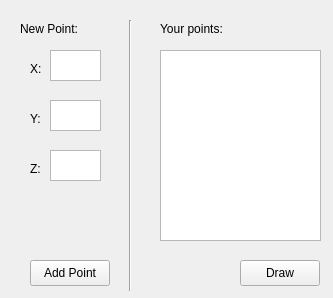
Old version of the form sgi/qt_designer/new_wireframe.ui in the repository lzacchi/INE5420.
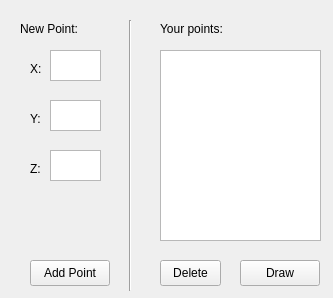
New version of the form.

Commit message: Add missing buttons from main window, new wireframe window

Diff of the .ui file:
```diff
--- a/sgi/qt_designer/new_wireframe.ui
+++ b/sgi/qt_designer/new_wireframe.ui
@@ -157,6 +157,19 @@
     </rect>
    </property>
   </widget>
+  <widget class="QPushButton" name="new_form_delete_btn">
+   <property name="geometry">
+    <rect>
+     <x>160</x>
+     <y>260</y>
+     <width>61</width>
+     <height>26</height>
+    </rect>
+   </property>
+   <property name="text">
+    <string>Delete</string>
+   </property>
+  </widget>
  </widget>
  <resources/>
  <connections/>
```
The commit also changes 10 other files.
